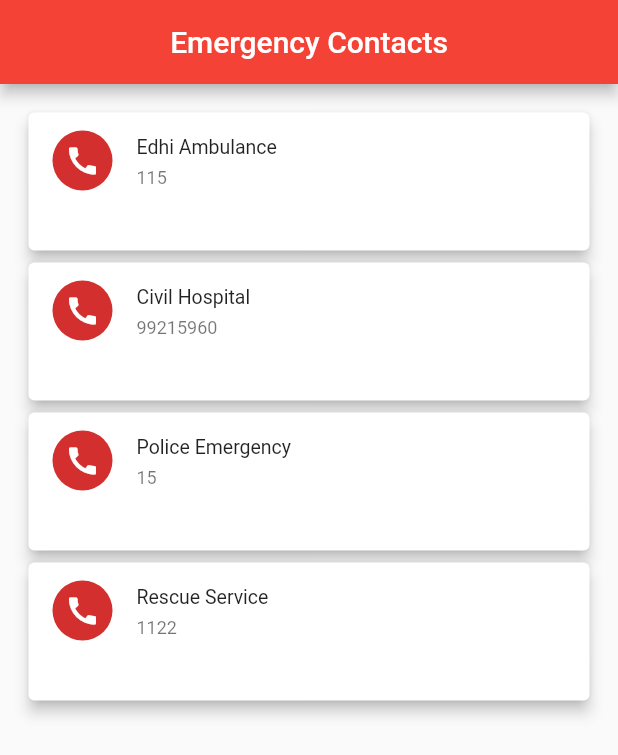
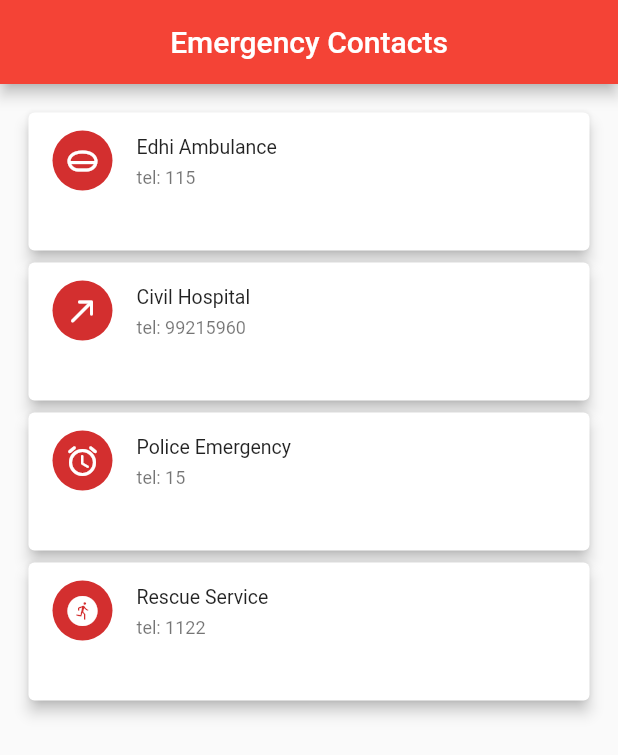
Before and after one commit to MaisamRizvi/EmergencyApp, a Flutter app: the screen it shows after launch, on a phone screen of 412 x 824 dp. Shown: the top 755 px of the screen. Run offline on Flutter 3.47's test engine with Material 2 defaults, Android fonts, the phone set to English and light mode, and no system bars.

```diff
--- a/lib/main.dart
+++ b/lib/main.dart
@@ -1,6 +1,5 @@
 import 'package:flutter/material.dart';
-import 'package:contacts_service/contacts_service.dart';
-import 'package:flutter_phone_direct_caller/flutter_phone_direct_caller.dart';
+import 'package:url_launcher/url_launcher.dart';
 // import 'FruitDataModel.dart';
 import 'EmergencyContacts.dart';
 
@@ -19,7 +18,7 @@ class MyApp extends StatelessWidget {
       theme: ThemeData(
         primarySwatch: Colors.red,
       ),
-      home: ContactsData(),
+      home: const ContactsData(),
       debugShowCheckedModeBanner: false,
     );
   }
@@ -44,7 +43,19 @@ class _ContactsDataState extends State<ContactsData> {
     "PE",
     "RS",
   ];
-  static List<String> emergencyContactsNo = ["115", "99215960", "15", "1122"];
+
+  static List<dynamic> icons = [
+    Icons.home_mini_rounded,
+    Icons.call_made_rounded,
+    Icons.alarm_rounded,
+    Icons.run_circle_rounded,
+  ];
+  static List<String> emergencyContactsNo = [
+    "tel: 115",
+    "tel: 99215960",
+    "tel: 15",
+    "tel: 1122",
+  ];
 
   final List<EmergencyContacts> emergencyContacts = List.generate(
       emergencyContactsName.length,
@@ -71,18 +82,16 @@ class _ContactsDataState extends State<ContactsData> {
                             elevation: 4,
                             child: InkWell(
                                 onTap: () async {
-                                  await FlutterPhoneDirectCaller.callNumber(
-                                      '111');
-                                  ;
+                                  await canLaunch(_contacts.contactNo)
+                                      ? await launch(_contacts.contactNo)
+                                      : throw 'Could not launch "$_contacts.contactNo"';
                                 },
                                 child: ListTile(
                                     title: Text(_contacts.name),
                                     subtitle: Text(_contacts.contactNo),
                                     dense: true,
                                     leading: CircleAvatar(
-                                      child:
-                                          Icon(Icons.call, color: Colors.white),
-                                    )))));
+                                        child: Icon(icons[index]))))));
                   })
             ])));
   }
--- a/pubspec.yaml
+++ b/pubspec.yaml
@@ -27,10 +27,9 @@ environment:
 # the latest version available on pub.dev. To see which dependencies have newer
 # versions available, run `flutter pub outdated`.
 dependencies:
-  contacts_service: ^0.6.3
+  url_launcher: ^6.0.12
   flutter:
     sdk: flutter
-  flutter_phone_direct_caller: ^2.0.0
 
 
   # The following adds the Cupertino Icons font to your application.
```
Also changed, not shown: pubspec.lock, 1 other file.
